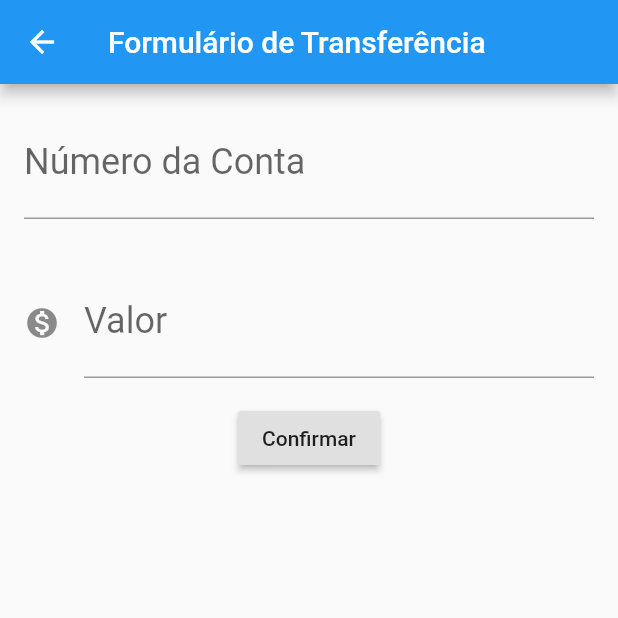
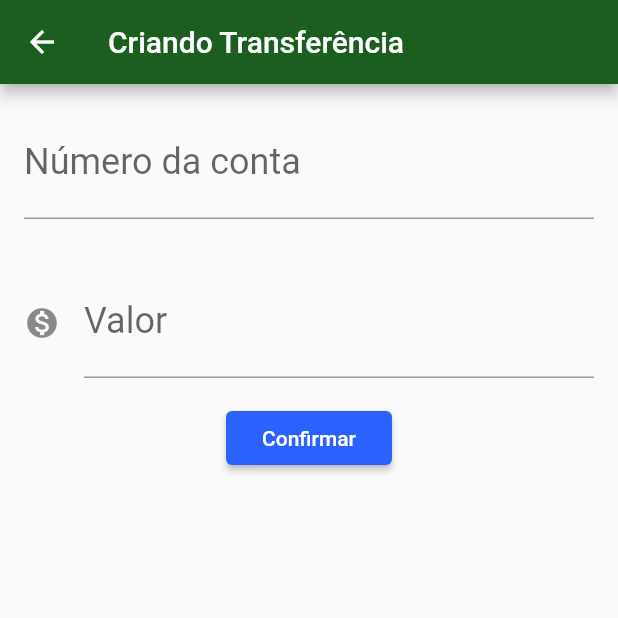
Before and after one commit to lucasszmt/bytebank, a Flutter app: the screen it shows after launch, after a tap on the "add" icon, on a phone screen of 412 x 824 dp, the top half of it. Run offline on Flutter 3.47's test engine with Material 2 defaults, Android fonts, the phone set to English and light mode, and no system bars.

Commit message:
Projeto Refatorado e Reestruturado

```diff
--- /dev/null
+++ b/lib/components/editor.dart
@@ -0,0 +1,27 @@
+import 'package:flutter/material.dart';
+
+class Editor extends StatelessWidget {
+  final TextEditingController controlador;
+  final String rotulo;
+  final String dica;
+  final Icon icone;
+
+  Editor({this.controlador, this.rotulo, this.dica, this.icone});
+
+  @override
+  Widget build(BuildContext context) {
+    return Padding(
+      padding: const EdgeInsets.all(16.0),
+      child: TextField(
+        controller: controlador,
+        style: TextStyle(fontSize: 24),
+        keyboardType: TextInputType.numberWithOptions(),
+        decoration: InputDecoration(
+          labelText: this.rotulo,
+          hintText: this.dica,
+          icon: icone != null ? icone : null,
+        ),
+      ),
+    );
+  }
+}
--- a/lib/main.dart
+++ b/lib/main.dart
@@ -1,3 +1,5 @@
+import 'package:bytebank/screens/transferencia/formulario.dart';
+import 'package:bytebank/screens/transferencia/lista.dart';
 import 'package:flutter/material.dart';
 
 void main() => runApp(Bytebank());
@@ -6,6 +8,14 @@ class Bytebank extends StatelessWidget {
   @override
   Widget build(BuildContext context) {
     return MaterialApp(
+      theme: ThemeData(
+        primaryColor: Colors.green[900],
+        accentColor: Colors.blueAccent[700],
+        buttonTheme: ButtonThemeData(
+          buttonColor: Colors.blueAccent[700],
+          textTheme: ButtonTextTheme.primary
+        )
+      ),
       initialRoute: '/',
       routes: {
         // When navigating to the "/" route, build the FirstScreen widget.
@@ -15,171 +25,3 @@ class Bytebank extends StatelessWidget {
     );
   }
 }
-
-class FormularioTransferencia extends StatefulWidget {
-  final TextEditingController _controladorCampoNumeroConta =
-      TextEditingController();
-  final TextEditingController _controladorCampoValor = TextEditingController();
-
-  @override
-  State<StatefulWidget> createState() {
-    return FormularioTransferenciaState();
-  }
-}
-
-class FormularioTransferenciaState extends State<FormularioTransferencia> {
-  @override
-  Widget build(BuildContext context) {
-    return Scaffold(
-      appBar: AppBar(title: Text('Formulário de Transferência')),
-      body: SingleChildScrollView(
-        child: Column(
-          children: <Widget>[
-            Editor(
-              controlador: widget._controladorCampoNumeroConta,
-              dica: '0000',
-              rotulo: 'Número da Conta',
-            ),
-            Editor(
-              controlador: widget._controladorCampoValor,
-              dica: '00.00',
-              rotulo: 'Valor',
-              icone: (Icon(
-                Icons.monetization_on,
-                size: 24,
-              )),
-            ),
-            buildRaisedButton(context),
-          ],
-        ),
-      ),
-    );
-  }
-
-  RaisedButton buildRaisedButton(BuildContext context) {
-    return RaisedButton(
-      child: Text("Confirmar"),
-      onPressed: () => _criaTransferencia(context),
-    );
-  }
-
-  void _criaTransferencia(
-    BuildContext context,
-  ) {
-    debugPrint('Clicou no Confirmar');
-    final int numeroConta =
-        int.tryParse(widget._controladorCampoNumeroConta.text);
-    final double valorTransferencia =
-        double.tryParse(widget._controladorCampoValor.text);
-
-    if (numeroConta != null && valorTransferencia != null) {
-      final transferenciaCriada =
-          Transferencia(valorTransferencia, numeroConta);
-      Navigator.pop(context, transferenciaCriada);
-    }
-  }
-}
-
-class Editor extends StatelessWidget {
-  final TextEditingController controlador;
-  final String rotulo;
-  final String dica;
-  final Icon icone;
-
-  Editor({this.controlador, this.rotulo, this.dica, this.icone});
-
-  @override
-  Widget build(BuildContext context) {
-    return Padding(
-      padding: const EdgeInsets.all(16.0),
-      child: TextField(
-        controller: controlador,
-        style: TextStyle(fontSize: 24),
-        keyboardType: TextInputType.numberWithOptions(),
-        decoration: InputDecoration(
-          labelText: this.rotulo,
-          hintText: this.dica,
-          icon: icone != null ? icone : null,
-        ),
-      ),
-    );
-  }
-}
-
-class ListaTransferencias extends StatefulWidget {
-  final List<Transferencia> _transferencias = List();
-
-  @override
-  State<StatefulWidget> createState() {
-    return ListaTransferenciasState();
-  }
-}
-
-class ListaTransferenciasState extends State<ListaTransferencias> {
-  @override
-  Widget build(BuildContext context) {
-    return Scaffold(
-      appBar: AppBar(
-        title: Text("Transferência"),
-      ),
-      body: ListView.builder(
-        itemCount: widget._transferencias.length,
-        itemBuilder: (context, indice) {
-          final transferencia = widget._transferencias[indice];
-          return ItemTransferencia(transferencia);
-        },
-      ),
-      floatingActionButton: FloatingActionButton(
-        child: Icon(Icons.add),
-        onPressed: () {
-          final Future<Transferencia> future =
-              Navigator.push(context, MaterialPageRoute(builder: (context) {
-            return FormularioTransferencia();
-          }));
-          future.then((transferenciaRecebidas) {
-            Future.delayed(Duration(seconds: 2), () {
-              if (transferenciaRecebidas != null) {
-                setState(() {
-                  widget._transferencias.add(transferenciaRecebidas);
-                });
-              }
-            });
-
-            //TODO Tentar arrumar o SnackBar
-            //Scaffold.of(context).showSnackBar(SnackBar(
-            //content: Text('$transferenciaRecebidas'),
-            //));
-          });
-        },
-      ),
-    );
-  }
-}
-
-class ItemTransferencia extends StatelessWidget {
-  final Transferencia _transferencia;
-
-  ItemTransferencia(this._transferencia);
-
-  @override
-  Widget build(BuildContext context) {
-    return Card(
-        child: ListTile(
-      leading: Icon(Icons.monetization_on),
-      title: Text(_transferencia.valor.toString()),
-      subtitle: Text(_transferencia.numeroConta.toString()),
-    ));
-  }
-}
-
-class Transferencia {
-  final double valor;
-  final int numeroConta;
-
-  @override
-  String toString() {
-    return "Valor = $valor  e Numero da Conta = $numeroConta";
-  }
-
-  Transferencia(this.valor, this.numeroConta);
-}
--- /dev/null
+++ b/lib/models/transferencia.dart
@@ -0,0 +1,11 @@
+class Transferencia {
+  final double valor;
+  final int numeroConta;
+
+  @override
+  String toString() {
+    return "Valor = $valor  e Numero da Conta = $numeroConta";
+  }
+
+  Transferencia(this.valor, this.numeroConta);
+}
--- /dev/null
+++ b/lib/screens/transferencia/formulario.dart
@@ -0,0 +1,71 @@
+import 'package:bytebank/models/transferencia.dart';
+import 'package:flutter/material.dart';
+import 'package:bytebank/components/editor.dart';
+
+const _tituloAppBar = 'Criando Transferência';
+const _rotuloCampoValor = 'Valor';
+const _dicaCampoValor = '0.00';
+const _rotuloCampoNumeroConta = 'Número da conta';
+const _dicaCampoNumeroConta = '0000';
+const _textoBotaoConfirmar = 'Confirmar';
+
+class FormularioTransferencia extends StatefulWidget {
+  final TextEditingController _controladorCampoNumeroConta =
+      TextEditingController();
+  final TextEditingController _controladorCampoValor = TextEditingController();
+
+  @override
+  State<StatefulWidget> createState() {
+    return FormularioTransferenciaState();
+  }
+}
+
+class FormularioTransferenciaState extends State<FormularioTransferencia> {
+
+
+  @override
+  Widget build(BuildContext context) {
+    return Scaffold(
+      appBar: AppBar(title: Text(_tituloAppBar)),
+      body: SingleChildScrollView(
+        child: Column(
+          children: <Widget>[
+            Editor(
+              controlador: widget._controladorCampoNumeroConta,
+              dica: _dicaCampoNumeroConta,
+              rotulo: _rotuloCampoNumeroConta,
+            ),
+            Editor(
+              controlador: widget._controladorCampoValor,
+              dica: _dicaCampoValor,
+              rotulo: _rotuloCampoValor,
+              icone: (Icon(
+                Icons.monetization_on,
+                size: 24,
+              )),
+            ),
+            RaisedButton(
+              child: Text(_textoBotaoConfirmar),
+              onPressed: () => _criaTransferencia(context),
+            ),
+          ],
+        ),
+      ),
+    );
+  }
+
+  void _criaTransferencia(
+    BuildContext context,
+  ) {
+    final int numeroConta =
+        int.tryParse(widget._controladorCampoNumeroConta.text);
+    final double valorTransferencia =
+        double.tryParse(widget._controladorCampoValor.text);
+
+    if (numeroConta != null && valorTransferencia != null) {
+      final transferenciaCriada =
+          Transferencia(valorTransferencia, numeroConta);
+      Navigator.pop(context, transferenciaCriada);
+    }
+  }
+}
--- /dev/null
+++ b/lib/screens/transferencia/lista.dart
@@ -0,0 +1,65 @@
+import 'package:bytebank/models/transferencia.dart';
+import 'package:flutter/material.dart';
+
+import 'formulario.dart';
+
+class ListaTransferencias extends StatefulWidget {
+  final List<Transferencia> _transferencias = List();
+
+  @override
+  State<StatefulWidget> createState() {
+    return ListaTransferenciasState();
+  }
+}
+
+class ListaTransferenciasState extends State<ListaTransferencias> {
+  @override
+  Widget build(BuildContext context) {
+    return Scaffold(
+      appBar: AppBar(
+        title: Text("Transferência"),
+      ),
+      body: ListView.builder(
+        itemCount: widget._transferencias.length,
+        itemBuilder: (context, indice) {
+          final transferencia = widget._transferencias[indice];
+          return ItemTransferencia(transferencia);
+        },
+      ),
+      floatingActionButton: FloatingActionButton(
+        child: Icon(Icons.add),
+        onPressed: () => _criaTransferencia(context),
+      ),
+    );
+  }
+
+  void _criaTransferencia(BuildContext context) {
+    final Future<Transferencia> future =
+        Navigator.push(context, MaterialPageRoute(builder: (context) {
+      return FormularioTransferencia();
+    // ignore: missing_return
+    })).then((transferenciaRecebidas) {
+      if (transferenciaRecebidas != null) {
+        setState(() {
+          widget._transferencias.add(transferenciaRecebidas);
+        });
+      }
+    });
+  }
+}
+
+class ItemTransferencia extends StatelessWidget {
+  final Transferencia _transferencia;
+
+  ItemTransferencia(this._transferencia);
+
+  @override
+  Widget build(BuildContext context) {
+    return Card(
+        child: ListTile(
+      leading: Icon(Icons.monetization_on),
+      title: Text(_transferencia.valor.toString()),
+      subtitle: Text(_transferencia.numeroConta.toString()),
+    ));
+  }
+}
```
Also changed, not shown: 1 other file.
